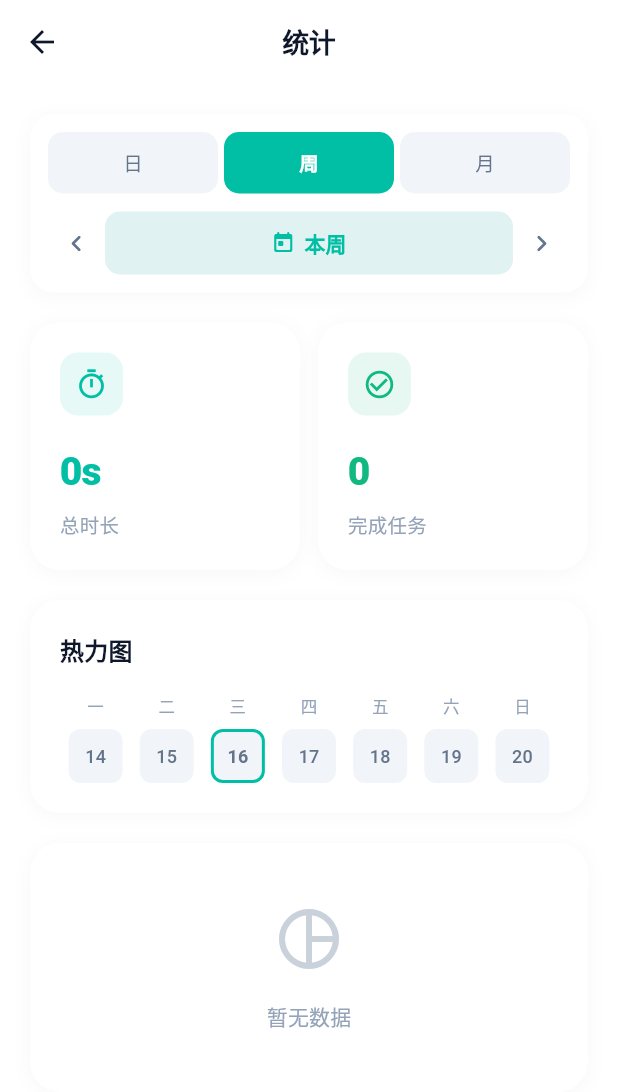
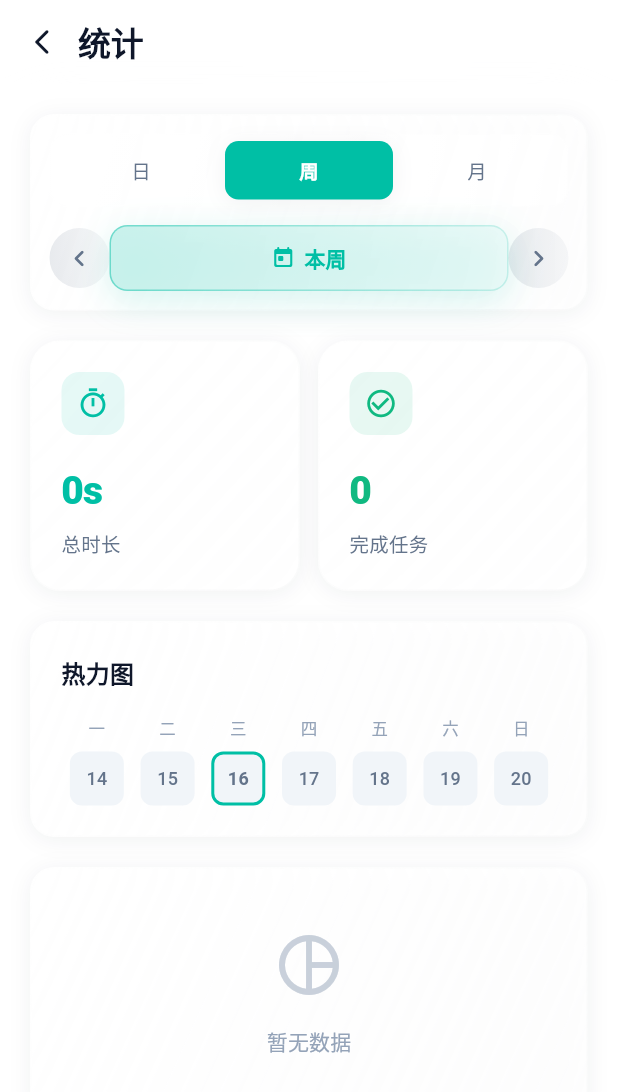
Before and after one commit to yanxu5656/TimeWayPro, a Flutter app: the StatisticsScreen screen opened directly, after a tap on an icon or button, on a phone screen of 412 x 824 dp. Shown: the top 1092 px of the screen. Run offline on Flutter 3.47's test engine with Material 3 defaults, Android fonts, the phone set to English and light mode, and no system bars; our stand-ins replace file_picker, fl_chart, flutter_local_notifications, shared_preferences; missing offline and left inert: webdav_client; accounts and stored records are empty.

Commit message:
feat(ui): Phase 4.5 迁移统计页到玻璃设计系统
最高风险的一页——工作区里那份未提交的日期导航改动（_selectedDate /
_lastDateKey / _getPeriodText / _previousPeriod / 日模式整月网格）
完整保留，本次只动外观，不动任何日期逻辑。

- Scaffold+AppBar → GlassScaffold；6 处手写卡片 → GlassCard
- 日/周/月切换的 _buildPeriodTab → SegmentedControl（带滑动指示块），
  删掉旧的"只变背景色"实现
- 日期胶囊 → GlassCard(tone: subtle, tint: primary)
- 两个导航箭头 → GlassIconButton
- 概览卡片的值改为 int + CountUpText，切日期时数字滚动
- _formatDuration 提为文件级 formatDurationShort，好让 CountUpText
  能直接当 format: 用

顺带修掉两处真实可读性缺陷：
- 饼图切片标签原先是硬编码白色，在 amber/sky/emerald 这类浅色切片上
  完全读不出。改为按 ThemeData.estimateBrightnessForColor 择色。
- 概览卡片的标签用的是 13px + textHint（对比度约 3.1:1），违反了
  AppColors 里写明的"textHint 禁用于小于 18px 且承载语义的文字"，
  已升为 textSecondary。

守门：flutter analyze 0 error 0 warning；flutter test 70 passed。

```diff
--- a/lib/features/statistics/presentation/screens/statistics_screen.dart
+++ b/lib/features/statistics/presentation/screens/statistics_screen.dart
@@ -2,7 +2,7 @@ import 'package:flutter/material.dart';
 import 'package:provider/provider.dart';
 import 'package:intl/intl.dart';
 import 'package:fl_chart/fl_chart.dart';
-import '../../../../core/theme/app_theme.dart';
+import '../../../../core/ui/glass.dart';
 import '../../../task/providers/task_provider.dart';
 
 class StatisticsScreen extends StatefulWidget {
@@ -24,18 +24,16 @@ class _StatisticsScreenState extends State<StatisticsScreen> {
 
   @override
   Widget build(BuildContext context) {
-    return Scaffold(
-      // 透明：让 MainScreen 的极光层透出来
-      backgroundColor: Colors.transparent,
-      appBar: AppBar(
-        title: const Text('统计'),
-      ),
+    return GlassScaffold(
+      title: '统计',
       body: Consumer<TaskProvider>(
         builder: (context, provider, child) {
           // 检查是否需要刷新
           final currentTaskCount = provider.tasks.length;
-          final currentDateKey = '$_selectedPeriod-${_selectedDate.toIso8601String().substring(0, 10)}';
-          final needRefresh = _lastPeriod != _selectedPeriod ||
+          final currentDateKey =
+              '$_selectedPeriod-${_selectedDate.toIso8601String().substring(0, 10)}';
+          final needRefresh =
+              _lastPeriod != _selectedPeriod ||
               _cachedStats == null ||
               currentTaskCount != _lastTaskCount ||
               _lastDateKey != currentDateKey;
@@ -96,30 +94,27 @@ class _StatisticsScreenState extends State<StatisticsScreen> {
   }
 
   Widget _buildDateSelector() {
-    return Container(
+    return GlassCard(
       padding: const EdgeInsets.all(12),
-      decoration: BoxDecoration(
-        color: AppColors.surface,
-        borderRadius: BorderRadius.circular(16),
-        boxShadow: [
-          BoxShadow(
-            color: AppColors.shadow,
-            blurRadius: 10,
-            offset: const Offset(0, 2),
-          ),
-        ],
-      ),
       child: Column(
         children: [
-          // 时间段切换
-          Row(
-            children: [
-              _buildPeriodTab('日', 0),
-              const SizedBox(width: 4),
-              _buildPeriodTab('周', 1),
-              const SizedBox(width: 4),
-              _buildPeriodTab('月', 2),
+          // 时间段切换。换成带滑动指示块的分段控件——
+          // 原来的实现只有背景色在变，看不出"从哪滑到哪"
+          SegmentedControl<int>(
+            segments: const [
+              Segment<int>(0, '日'),
+              Segment<int>(1, '周'),
+              Segment<int>(2, '月'),
             ],
+            value: _selectedPeriod,
+            onChanged: (index) {
+              if (_selectedPeriod != index) {
+                setState(() {
+                  _selectedPeriod = index;
+                  _cachedStats = null;
+                });
+              }
+            },
           ),
           const SizedBox(height: 12),
 
@@ -133,12 +128,11 @@ class _StatisticsScreenState extends State<StatisticsScreen> {
               Expanded(
                 child: GestureDetector(
                   onTap: _selectDate,
-                  child: Container(
+                  child: GlassCard(
                     padding: const EdgeInsets.symmetric(vertical: 10),
-                    decoration: BoxDecoration(
-                      color: AppColors.primarySubtle,
-                      borderRadius: BorderRadius.circular(10),
-                    ),
+                    tone: GlassTone.subtle,
+                    radius: AppRadius.md,
+                    tint: AppColors.primary,
                     child: Row(
                       mainAxisAlignment: MainAxisAlignment.center,
                       children: [
@@ -174,53 +168,16 @@ class _StatisticsScreenState extends State<StatisticsScreen> {
     );
   }
 
-  Widget _buildPeriodTab(String label, int index) {
-    final isSelected = _selectedPeriod == index;
-    return Expanded(
-      child: GestureDetector(
-        onTap: () {
-          if (_selectedPeriod != index) {
-            setState(() {
-              _selectedPeriod = index;
-              _cachedStats = null;
-            });
-          }
-        },
-        child: AnimatedContainer(
-          duration: const Duration(milliseconds: 200),
-          padding: const EdgeInsets.symmetric(vertical: 10),
-          decoration: BoxDecoration(
-            color: isSelected ? AppColors.primary : AppColors.surfaceVariant,
-            borderRadius: BorderRadius.circular(10),
-          ),
-          child: Text(
-            label,
-            textAlign: TextAlign.center,
-            style: TextStyle(
-              fontSize: 13,
-              fontWeight: isSelected ? FontWeight.w700 : FontWeight.w500,
-              color: isSelected ? Colors.white : AppColors.textSecondary,
-            ),
-          ),
-        ),
-      ),
-    );
-  }
-
   Widget _buildNavButton({
     required IconData icon,
     required VoidCallback onTap,
   }) {
-    return GestureDetector(
+    return GlassIconButton(
+      icon: icon,
       onTap: onTap,
-      child: Container(
-        padding: const EdgeInsets.all(8),
-        child: Icon(
-          icon,
-          size: 22,
-          color: AppColors.textSecondary,
-        ),
-      ),
+      color: AppColors.textSecondary,
+      size: 40,
+      iconSize: 22,
     );
   }
 
@@ -233,7 +190,9 @@ class _StatisticsScreenState extends State<StatisticsScreen> {
             _selectedDate.day == now.day;
       case 1: // 周
         final currentWeekStart = now.subtract(Duration(days: now.weekday - 1));
-        final selectedWeekStart = _selectedDate.subtract(Duration(days: _selectedDate.weekday - 1));
+        final selectedWeekStart = _selectedDate.subtract(
+          Duration(days: _selectedDate.weekday - 1),
+        );
         return currentWeekStart.year == selectedWeekStart.year &&
             currentWeekStart.month == selectedWeekStart.month &&
             currentWeekStart.day == selectedWeekStart.day;
@@ -251,7 +210,9 @@ class _StatisticsScreenState extends State<StatisticsScreen> {
         if (_isCurrentPeriod()) return '今天';
         return DateFormat('yyyy年MM月dd日').format(_selectedDate);
       case 1: // 周
-        final weekStart = _selectedDate.subtract(Duration(days: _selectedDate.weekday - 1));
+        final weekStart = _selectedDate.subtract(
+          Duration(days: _selectedDate.weekday - 1),
+        );
         final weekEnd = weekStart.add(const Duration(days: 6));
         if (_isCurrentPeriod()) return '本周';
         return '${DateFormat('MM/dd').format(weekStart)} - ${DateFormat('MM/dd').format(weekEnd)}';
@@ -273,7 +234,11 @@ class _StatisticsScreenState extends State<StatisticsScreen> {
           _selectedDate = _selectedDate.subtract(const Duration(days: 7));
           break;
         case 2: // 月
-          _selectedDate = DateTime(_selectedDate.year, _selectedDate.month - 1, 1);
+          _selectedDate = DateTime(
+            _selectedDate.year,
+            _selectedDate.month - 1,
+            1,
+          );
           break;
       }
       _cachedStats = null;
@@ -290,7 +255,11 @@ class _StatisticsScreenState extends State<StatisticsScreen> {
           _selectedDate = _selectedDate.add(const Duration(days: 7));
           break;
         case 2: // 月
-          _selectedDate = DateTime(_selectedDate.year, _selectedDate.month + 1, 1);
+          _selectedDate = DateTime(
+            _selectedDate.year,
+            _selectedDate.month + 1,
+            1,
+          );
           break;
       }
       _cachedStats = null;
@@ -329,14 +298,16 @@ class _StatisticsScreenState extends State<StatisticsScreen> {
       children: [
         _buildStatCard(
           '总时长',
-          _formatDuration(stats.totalDuration),
+          stats.totalDuration,
+          formatDurationShort,
           Icons.timer_outlined,
           AppColors.primary,
         ),
-        const SizedBox(width: 12),
+        const SizedBox(width: AppSpacing.sm),
         _buildStatCard(
           '完成任务',
-          '${stats.completedCount}',
+          stats.completedCount,
+          (v) => '$v',
           Icons.check_circle_outline,
           AppColors.success,
         ),
@@ -345,21 +316,18 @@ class _StatisticsScreenState extends State<StatisticsScreen> {
   }
 
   Widget _buildStatCard(
-      String label, String value, IconData icon, Color color) {
+    String label,
+    int value,
+    String Function(int) format,
+    IconData icon,
+    Color color,
+  ) {
     return Expanded(
-      child: Container(
-        padding: const EdgeInsets.all(20),
-        decoration: BoxDecoration(
-          color: AppColors.surface,
-          borderRadius: BorderRadius.circular(20),
-          boxShadow: [
-            BoxShadow(
-              color: AppColors.shadow,
-              blurRadius: 10,
-              offset: const Offset(0, 2),
-            ),
-          ],
-        ),
+      child: GlassCard(
+        // 数字密集，走 strong 档保对比度
+        tone: GlassTone.strong,
+        radius: AppRadius.xl,
+        padding: const EdgeInsets.all(AppSpacing.lg),
         child: Column(
           crossAxisAlignment: CrossAxisAlignment.start,
           children: [
@@ -367,26 +335,21 @@ class _StatisticsScreenState extends State<StatisticsScreen> {
               padding: const EdgeInsets.all(10),
               decoration: BoxDecoration(
                 color: color.withValues(alpha: 0.1),
-                borderRadius: BorderRadius.circular(12),
+                borderRadius: BorderRadius.circular(AppRadius.md),
               ),
               child: Icon(icon, color: color, size: 22),
             ),
-            const SizedBox(height: 16),
-            Text(
-              value,
-              style: TextStyle(
-                fontSize: 26,
-                fontWeight: FontWeight.w800,
-                color: color,
-                letterSpacing: -0.5,
-              ),
+            const SizedBox(height: AppSpacing.md),
+            CountUpText(
+              value: value,
+              format: format,
+              style: AppText.numXl.copyWith(color: color),
             ),
-            const SizedBox(height: 4),
+            const SizedBox(height: AppSpacing.xxs),
             Text(
               label,
-              style: const TextStyle(
-                fontSize: 13,
-                color: AppColors.textHint,
+              style: AppText.caption.copyWith(
+                color: AppColors.textSecondary,
                 fontWeight: FontWeight.w500,
               ),
             ),
@@ -397,19 +360,8 @@ class _StatisticsScreenState extends State<StatisticsScreen> {
   }
 
   Widget _buildHeatMap(_StatsData stats) {
-    return Container(
+    return GlassCard(
       padding: const EdgeInsets.all(20),
-      decoration: BoxDecoration(
-        color: AppColors.surface,
-        borderRadius: BorderRadius.circular(20),
-        boxShadow: [
-          BoxShadow(
-            color: AppColors.shadow,
-            blurRadius: 10,
-            offset: const Offset(0, 2),
-          ),
-        ],
-      ),
       child: Column(
         crossAxisAlignment: CrossAxisAlignment.start,
         children: [
@@ -418,10 +370,7 @@ class _StatisticsScreenState extends State<StatisticsScreen> {
             children: [
               const Text(
                 '热力图',
-                style: TextStyle(
-                  fontSize: 16,
-                  fontWeight: FontWeight.w700,
-                ),
+                style: TextStyle(fontSize: 16, fontWeight: FontWeight.w700),
               ),
               if (_selectedPeriod == 0)
                 Text(
@@ -450,7 +399,9 @@ class _StatisticsScreenState extends State<StatisticsScreen> {
         days = DateTime(_selectedDate.year, _selectedDate.month + 1, 0).day;
         break;
       case 1: // 周 - 显示当周
-        startDate = _selectedDate.subtract(Duration(days: _selectedDate.weekday - 1));
+        startDate = _selectedDate.subtract(
+          Duration(days: _selectedDate.weekday - 1),
+        );
         days = 7;
         break;
       case 2: // 月 - 显示当月
@@ -481,7 +432,8 @@ class _StatisticsScreenState extends State<StatisticsScreen> {
           final key = DateFormat('yyyy-MM-dd').format(date);
           final duration = dailyMap[key] ?? 0;
           final intensity = duration / maxDuration;
-          final isSelected = date.year == _selectedDate.year &&
+          final isSelected =
+              date.year == _selectedDate.year &&
               date.month == _selectedDate.month &&
               date.day == _selectedDate.day;
 
@@ -489,14 +441,12 @@ class _StatisticsScreenState extends State<StatisticsScreen> {
             children: [
               Text(
                 ['一', '二', '三', '四', '五', '六', '日'][i],
-                style: const TextStyle(
-                  fontSize: 11,
-                  color: AppColors.textHint,
-                ),
+                style: const TextStyle(fontSize: 11, color: AppColors.textHint),
               ),
               const SizedBox(height: 6),
               Tooltip(
-                message: '${DateFormat('MM/dd').format(date)}\n${_formatDuration(duration)}',
+                message:
+                    '${DateFormat('MM/dd').format(date)}\n${formatDurationShort(duration)}',
                 child: Container(
                   width: 36,
                   height: 36,
@@ -512,8 +462,12 @@ class _StatisticsScreenState extends State<StatisticsScreen> {
                       '${date.day}',
                       style: TextStyle(
                         fontSize: 12,
-                        color: intensity > 0.5 ? Colors.white : AppColors.textSecondary,
-                        fontWeight: isSelected ? FontWeight.w700 : FontWeight.w500,
+                        color: intensity > 0.5
+                            ? AppColors.textOnPrimary
+                            : AppColors.textSecondary,
+                        fontWeight: isSelected
+                            ? FontWeight.w700
+                            : FontWeight.w500,
                       ),
                     ),
                   ),
@@ -534,13 +488,15 @@ class _StatisticsScreenState extends State<StatisticsScreen> {
         final key = DateFormat('yyyy-MM-dd').format(date);
         final duration = dailyMap[key] ?? 0;
         final intensity = duration / maxDuration;
-        final isSelected = _selectedPeriod == 0 &&
+        final isSelected =
+            _selectedPeriod == 0 &&
             date.year == _selectedDate.year &&
             date.month == _selectedDate.month &&
             date.day == _selectedDate.day;
 
         return Tooltip(
-          message: '${DateFormat('MM/dd').format(date)}\n${_formatDuration(duration)}',
+          message:
+              '${DateFormat('MM/dd').format(date)}\n${formatDurationShort(duration)}',
           child: Container(
             width: _selectedPeriod == 2 ? 36 : 40,
             height: _selectedPeriod == 2 ? 36 : 40,
@@ -556,7 +512,9 @@ class _StatisticsScreenState extends State<StatisticsScreen> {
                 '${date.day}',
                 style: TextStyle(
                   fontSize: 11,
-                  color: intensity > 0.5 ? Colors.white : AppColors.textSecondary,
+                  color: intensity > 0.5
+                      ? AppColors.textOnPrimary
+                      : AppColors.textSecondary,
                   fontWeight: isSelected ? FontWeight.w700 : FontWeight.w500,
                 ),
               ),
@@ -578,19 +536,8 @@ class _StatisticsScreenState extends State<StatisticsScreen> {
 
   Widget _buildPieChart(_StatsData stats) {
     if (stats.taskDurations.isEmpty) {
-      return Container(
+      return GlassCard(
         padding: const EdgeInsets.all(40),
-        decoration: BoxDecoration(
-          color: AppColors.surface,
-          borderRadius: BorderRadius.circular(20),
-          boxShadow: [
-            BoxShadow(
-              color: AppColors.shadow,
-              blurRadius: 10,
-              offset: const Offset(0, 2),
-            ),
-          ],
-        ),
         child: Column(
           children: [
             Icon(
@@ -601,38 +548,21 @@ class _StatisticsScreenState extends State<StatisticsScreen> {
             const SizedBox(height: 16),
             const Text(
               '暂无数据',
-              style: TextStyle(
-                color: AppColors.textHint,
-                fontSize: 14,
-              ),
+              style: TextStyle(color: AppColors.textHint, fontSize: 14),
             ),
           ],
         ),
       );
     }
 
-    return Container(
+    return GlassCard(
       padding: const EdgeInsets.all(20),
-      decoration: BoxDecoration(
-        color: AppColors.surface,
-        borderRadius: BorderRadius.circular(20),
-        boxShadow: [
-          BoxShadow(
-            color: AppColors.shadow,
-            blurRadius: 10,
-            offset: const Offset(0, 2),
-          ),
-        ],
-      ),
       child: Column(
         crossAxisAlignment: CrossAxisAlignment.start,
         children: [
           const Text(
             '任务占比',
-            style: TextStyle(
-              fontSize: 16,
-              fontWeight: FontWeight.w700,
-            ),
+            style: TextStyle(fontSize: 16, fontWeight: FontWeight.w700),
           ),
           const SizedBox(height: 16),
           SizedBox(
@@ -660,16 +590,24 @@ class _StatisticsScreenState extends State<StatisticsScreen> {
           ? (item['total_duration'] as int) / stats.totalDuration * 100
           : 0.0;
       final title = item['title'] as String;
-      final shortTitle = title.length > 4 ? '${title.substring(0, 4)}...' : title;
+      final shortTitle = title.length > 4
+          ? '${title.substring(0, 4)}...'
+          : title;
+
+      final Color sliceColor =
+          AppColors.chartColors[index % AppColors.chartColors.length];
+      // 浅色切片用深色字，否则白字读不出
+      final bool lightSlice =
+          ThemeData.estimateBrightnessForColor(sliceColor) == Brightness.light;
 
       return PieChartSectionData(
-        color: AppColors.chartColors[index % AppColors.chartColors.length],
+        color: sliceColor,
         value: item['total_duration'].toDouble(),
         title: '$shortTitle\n${percentage.toStringAsFixed(0)}%',
-        titleStyle: const TextStyle(
+        titleStyle: TextStyle(
           fontSize: 10,
           fontWeight: FontWeight.w700,
-          color: Colors.white,
+          color: lightSlice ? AppColors.textPrimary : AppColors.textOnPrimary,
         ),
         radius: 70,
         titlePositionPercentageOffset: 0.6,
@@ -691,13 +629,14 @@ class _StatisticsScreenState extends State<StatisticsScreen> {
               width: 12,
               height: 12,
               decoration: BoxDecoration(
-                color: AppColors.chartColors[index % AppColors.chartColors.length],
+                color:
+                    AppColors.chartColors[index % AppColors.chartColors.length],
                 borderRadius: BorderRadius.circular(4),
               ),
             ),
             const SizedBox(width: 6),
             Text(
-              '${item['title']} (${_formatDuration(item['total_duration'] as int)})',
+              '${item['title']} (${formatDurationShort(item['total_duration'] as int)})',
               style: const TextStyle(
                 fontSize: 12,
                 color: AppColors.textSecondary,
@@ -712,28 +651,14 @@ class _StatisticsScreenState extends State<StatisticsScreen> {
   Widget _buildTaskDetail(_StatsData stats) {
     if (stats.taskDurations.isEmpty) return const SizedBox();
 
-    return Container(
+    return GlassCard(
       padding: const EdgeInsets.all(20),
-      decoration: BoxDecoration(
-        color: AppColors.surface,
-        borderRadius: BorderRadius.circular(20),
-        boxShadow: [
-          BoxShadow(
-            color: AppColors.shadow,
-            blurRadius: 10,
-            offset: const Offset(0, 2),
-          ),
-        ],
-      ),
       child: Column(
         crossAxisAlignment: CrossAxisAlignment.start,
         children: [
           const Text(
             '任务明细',
-            style: TextStyle(
-              fontSize: 16,
-              fontWeight: FontWeight.w700,
-            ),
+            style: TextStyle(fontSize: 16, fontWeight: FontWeight.w700),
           ),
           const SizedBox(height: 16),
           ...stats.taskDurations.asMap().entries.map((entry) {
@@ -775,8 +700,8 @@ class _StatisticsScreenState extends State<StatisticsScreen> {
                             value: percentage / 100,
                             backgroundColor: AppColors.surfaceVariant,
                             valueColor: AlwaysStoppedAnimation<Color>(
-                              AppColors.chartColors[
-                                  index % AppColors.chartColors.length],
+                              AppColors.chartColors[index %
+                                  AppColors.chartColors.length],
                             ),
                             borderRadius: BorderRadius.circular(4),
                             minHeight: 6,
@@ -787,7 +712,7 @@ class _StatisticsScreenState extends State<StatisticsScreen> {
                   ),
                   const SizedBox(width: 14),
                   Text(
-                    _formatDuration(item['total_duration'] as int),
+                    formatDurationShort(item['total_duration'] as int),
                     style: const TextStyle(
                       fontSize: 14,
                       fontWeight: FontWeight.w700,
@@ -806,13 +731,18 @@ class _StatisticsScreenState extends State<StatisticsScreen> {
   Future<_StatsData> _loadStats(TaskProvider provider) async {
     final range = _getDateRange();
     final totalDuration = await provider.getTotalDurationByDateRange(
-        range.start, range.end);
+      range.start,
+      range.end,
+    );
     final completedCount = await provider.getCompletedTaskCountByDateRange(
-        range.start, range.end);
-    final taskDurations =
-        await provider.getTaskDurationSummary(range.start, range.end);
-    final dailyMap =
-        await provider.getDailyDurationMap(range.start, range.end);
+      range.start,
+      range.end,
+    );
+    final taskDurations = await provider.getTaskDurationSummary(
+      range.start,
+      range.end,
+    );
+    final dailyMap = await provider.getDailyDurationMap(range.start, range.end);
 
     return _StatsData(
       totalDuration: totalDuration,
@@ -826,19 +756,46 @@ class _StatisticsScreenState extends State<StatisticsScreen> {
     switch (_selectedPeriod) {
       case 0: // 日
         return DateTimeRange(
-          start: DateTime(_selectedDate.year, _selectedDate.month, _selectedDate.day),
-          end: DateTime(_selectedDate.year, _selectedDate.month, _selectedDate.day, 23, 59, 59),
+          start: DateTime(
+            _selectedDate.year,
+            _selectedDate.month,
+            _selectedDate.day,
+          ),
+          end: DateTime(
+            _selectedDate.year,
+            _selectedDate.month,
+            _selectedDate.day,
+            23,
+            59,
+            59,
+          ),
         );
       case 1: // 周
-        final weekStart = _selectedDate.subtract(Duration(days: _selectedDate.weekday - 1));
+        final weekStart = _selectedDate.subtract(
+          Duration(days: _selectedDate.weekday - 1),
+        );
         return DateTimeRange(
           start: DateTime(weekStart.year, weekStart.month, weekStart.day),
-          end: DateTime(weekStart.year, weekStart.month, weekStart.day + 6, 23, 59, 59),
+          end: DateTime(
+            weekStart.year,
+            weekStart.month,
+            weekStart.day + 6,
+            23,
+            59,
+            59,
+          ),
         );
       case 2: // 月
         return DateTimeRange(
           start: DateTime(_selectedDate.year, _selectedDate.month, 1),
-          end: DateTime(_selectedDate.year, _selectedDate.month + 1, 0, 23, 59, 59),
+          end: DateTime(
+            _selectedDate.year,
+            _selectedDate.month + 1,
+            0,
+            23,
+            59,
+            59,
+          ),
         );
       default:
         final now = DateTime.now();
@@ -847,14 +804,6 @@ class _StatisticsScreenState extends State<StatisticsScreen> {
           end: DateTime(now.year, now.month, now.day, 23, 59, 59),
         );
     }
-  }
-
-  String _formatDuration(int seconds) {
-    if (seconds < 60) return '${seconds}s';
-    if (seconds < 3600) return '${seconds ~/ 60}m';
-    final hours = seconds ~/ 3600;
-    final minutes = (seconds % 3600) ~/ 60;
-    return '${hours}h ${minutes}m';
   }
 }
 
@@ -880,3 +829,15 @@ class _StatsData {
     );
   }
 }
+
+/// 时长的紧凑展示（`3h 20m` / `45m` / `12s`）。
+///
+/// 提到文件级是为了让 [CountUpText] 能直接把它当 `format:` 传进去——
+/// 数字滚动的动画作用在整数秒上，渲染时才格式化。
+String formatDurationShort(int seconds) {
+  if (seconds < 60) return '${seconds}s';
+  if (seconds < 3600) return '${seconds ~/ 60}m';
+  final hours = seconds ~/ 3600;
+  final minutes = (seconds % 3600) ~/ 60;
+  return '${hours}h ${minutes}m';
+}
```
